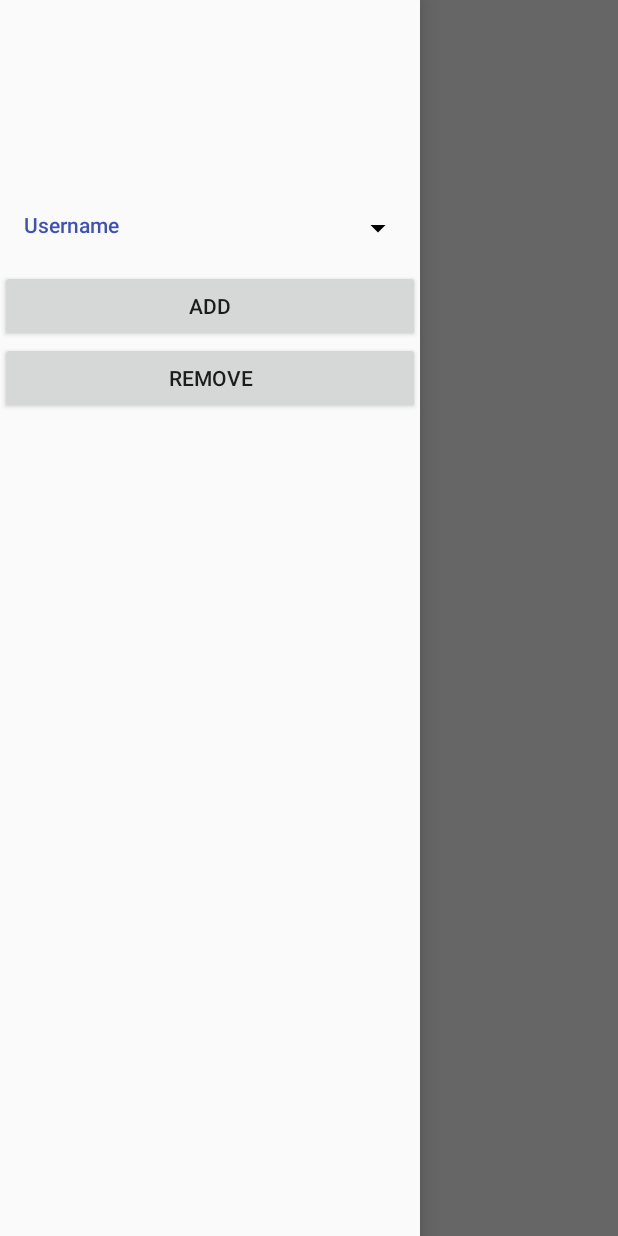
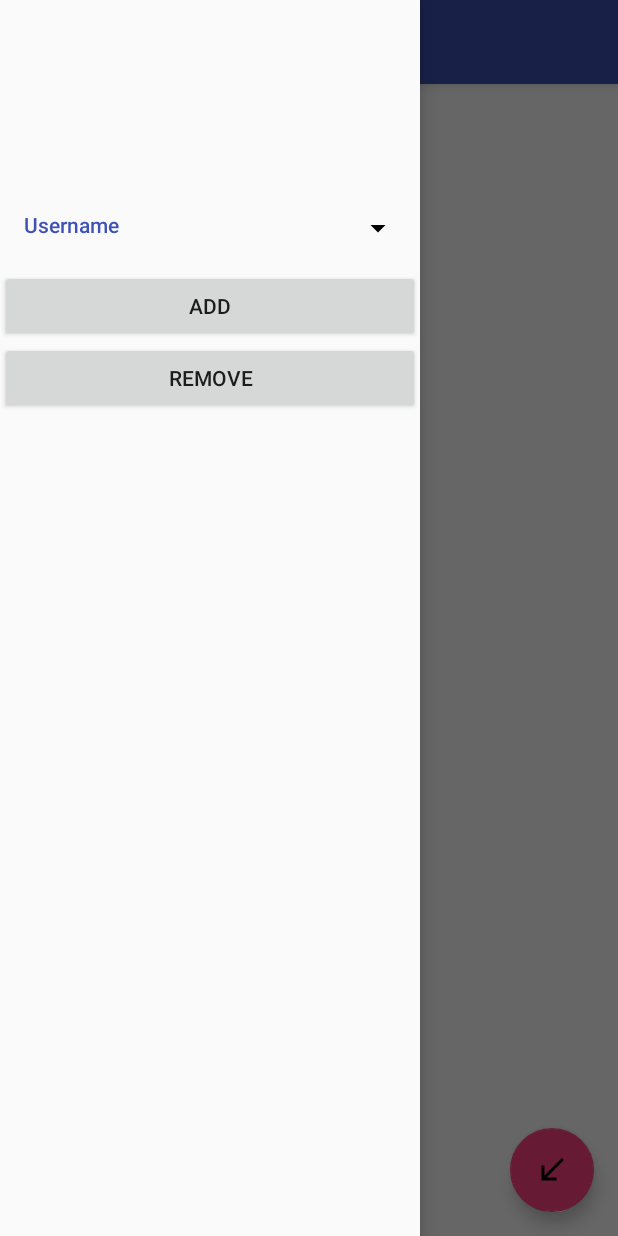
Before and after one commit to tgayle/InboxForRedditDep, an Android app: the fragment ConversationViewFragment placed in its activity, with the side drawer open, on a phone screen of 412 x 824 dp. Run offline under Robolectric (Android 15) with nearby library versions, the phone set to English and light mode, and no system bars; our stand-ins replace Room's generated code, RxJava; libraries missing offline, so code that uses them is left out: android.arch.paging; 5 statements that could not run were skipped.

Commit message:
Added FloatingActionButton and Toolbar to Conversation Fragment
Removed loading status checks when refreshing messages since messages wouldn't reload at all sometimes.

```diff
--- a/app/src/main/java/app/endershrooms/inboxforreddit3/activities/AddNewAccountActivity.java
+++ b/app/src/main/java/app/endershrooms/inboxforreddit3/activities/AddNewAccountActivity.java
@@ -14,7 +14,6 @@ public class AddNewAccountActivity extends AppCompatActivity {
   protected void onCreate(Bundle savedInstanceState) {
     super.onCreate(savedInstanceState);
     setContentView(R.layout.activity_add_new_account);
-    getSupportActionBar().hide();
     getSupportFragmentManager()
         .beginTransaction()
         .add(R.id.fragment_holder, LoginFragment.newInstance())
--- a/app/src/main/java/app/endershrooms/inboxforreddit3/fragments/ConversationViewFragment.java
+++ b/app/src/main/java/app/endershrooms/inboxforreddit3/fragments/ConversationViewFragment.java
@@ -3,8 +3,10 @@ package app.endershrooms.inboxforreddit3.fragments;
 import android.arch.lifecycle.ViewModelProviders;
 import android.os.Bundle;
 import android.support.annotation.Nullable;
+import android.support.design.widget.FloatingActionButton;
 import android.support.v4.app.Fragment;
 import android.support.v7.widget.RecyclerView;
+import android.support.v7.widget.RecyclerView.OnScrollListener;
 import android.util.Log;
 import android.view.LayoutInflater;
 import android.view.View;
@@ -33,18 +35,32 @@ public class ConversationViewFragment extends Fragment {
     RedditAccount currentAccount = model.getCurrentAccount().getValue();
     Log.d("ConversationViewFrag", "Current account is " + currentAccount);
 
-    RecyclerView messages = getView().findViewById(R.id.messages_list);
-    messages.setLayoutManager(new CustomLinearLayoutManager(getContext()));
+    RecyclerView messagesRv = getView().findViewById(R.id.messages_list);
+    messagesRv.setLayoutManager(new CustomLinearLayoutManager(getContext()));
     ConversationFullAdapter adapter = new ConversationFullAdapter();
-    messages.setAdapter(adapter);
+    messagesRv.setAdapter(adapter);
+
+    FloatingActionButton fab = getView().findViewById(R.id.conversation_fragment_fab);
 
     AtomicBoolean didFirstScrollToBottom = new AtomicBoolean(false);
     model.getAllConversationMessagesPaged(currentAccount, model.getCurrentConversationName().getValue())
     .observe(this, list -> {
       adapter.submitList(list);
       if (!didFirstScrollToBottom.get()) {
-        messages.scrollToPosition((adapter.getItemCount() == 0) ? 0 : adapter.getItemCount() - 1);
+        messagesRv.scrollToPosition((adapter.getItemCount() == 0) ? 0 : adapter.getItemCount() - 1);
         didFirstScrollToBottom.set(true);
+      }
+    });
+
+    messagesRv.addOnScrollListener(new OnScrollListener() {
+      @Override
+      public void onScrolled(RecyclerView recyclerView, int dx, int dy) {
+        if (dy > 0 && fab.isShown()) {
+          fab.hide();
+        } else if (dy < 0 && !fab.isShown()) {
+          fab.show();
+        }
+        super.onScrolled(recyclerView, dx, dy);
       }
     });
 
--- a/app/src/main/res/layout/activity_messages_fragment.xml
+++ b/app/src/main/res/layout/activity_messages_fragment.xml
@@ -21,7 +21,7 @@
         android:layout_height="wrap_content">
 
         <android.support.v7.widget.RecyclerView
-          android:id="@+id/message_rv"
+          android:id="@+id/messages_frag_message_rv"
           android:layout_width="match_parent"
           android:layout_height="wrap_content"
           app:layout_constraintTop_toTopOf="parent"
--- a/app/src/main/res/layout/fragment_conversation_view.xml
+++ b/app/src/main/res/layout/fragment_conversation_view.xml
@@ -9,15 +9,47 @@
   tools:context=".fragments.ConversationViewFragment"
   android:background="#ffffffff">
 
-  <android.support.v7.widget.RecyclerView
+  <android.support.design.widget.AppBarLayout
     android:layout_width="match_parent"
-    android:layout_height="match_parent"
-    android:id="@+id/messages_list"
-    app:layout_constraintTop_toTopOf="parent"
-    app:layout_constraintBottom_toBottomOf="parent"
-    app:layout_constraintStart_toStartOf="parent"
-    app:layout_constraintEnd_toEndOf="parent"
-    tools:listitem="@layout/card_message_rv_linear"/>
+    android:layout_height="wrap_content"
+    android:id="@+id/conversation_fragment_appbarlayout">
+
+    <android.support.design.widget.CollapsingToolbarLayout
+      android:layout_width="match_parent"
+      android:layout_height="match_parent"
+      app:layout_scrollFlags="scroll|enterAlways">
+      <!--FIXME: Toolbar text won't appear.-->
+      <android.support.v7.widget.Toolbar
+        android:layout_width="match_parent"
+        android:layout_height="wrap_content"
+        android:background="?attr/colorPrimary"
+        android:id="@+id/conversation_fragment_toolbar"
+        app:title="Conversation Subject"
+        app:titleTextColor="#ffffff"
+        app:layout_collapseMode="parallax">
+      </android.support.v7.widget.Toolbar>
+    </android.support.design.widget.CollapsingToolbarLayout>
+  </android.support.design.widget.AppBarLayout>
+
+  <android.support.design.widget.FloatingActionButton
+    android:id="@+id/conversation_fragment_fab"
+    app:srcCompat="@drawable/ic_message_received_black_18dp"
+    android:layout_margin="16dp"
+    android:layout_height="wrap_content"
+    android:layout_width="wrap_content"
+    android:layout_gravity="bottom|end"/>
+
+    <android.support.v7.widget.RecyclerView
+      android:id="@+id/messages_list"
+      android:layout_width="match_parent"
+      android:layout_height="match_parent"
+      app:layout_behavior="@string/appbar_scrolling_view_behavior"
+      app:layout_constraintBottom_toBottomOf="parent"
+      app:layout_constraintEnd_toEndOf="parent"
+      app:layout_constraintStart_toStartOf="parent"
+      app:layout_constraintTop_toTopOf="parent"
+      tools:listitem="@layout/card_message_rv_linear"/>
+
 
 
 </android.support.design.widget.CoordinatorLayout>
```
Also changed, not shown: app/src/main/java/app/endershrooms/inboxforreddit3/fragments/MainMessagesFragment.java (+4 -9 lines).
